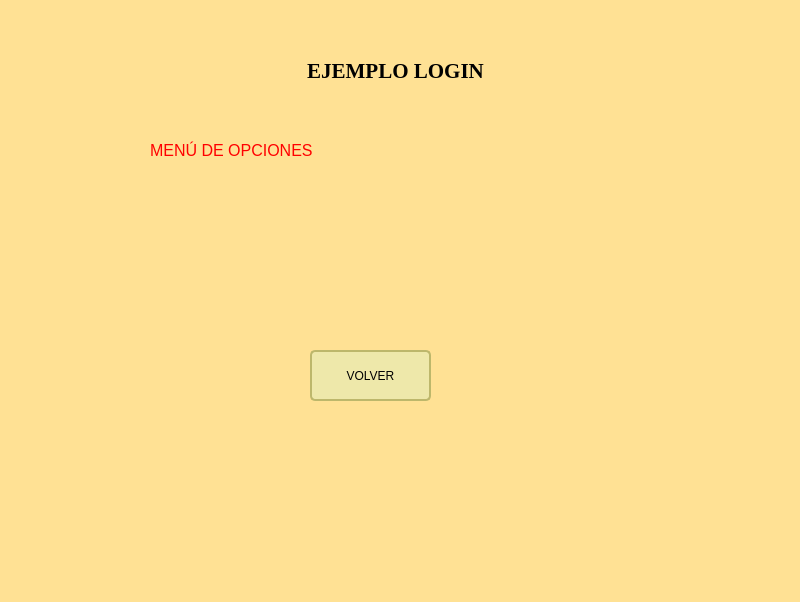
First picture: the form in accept.ui, repository ilopjim13/PersistenciaDatos_PyQT, before the edit.
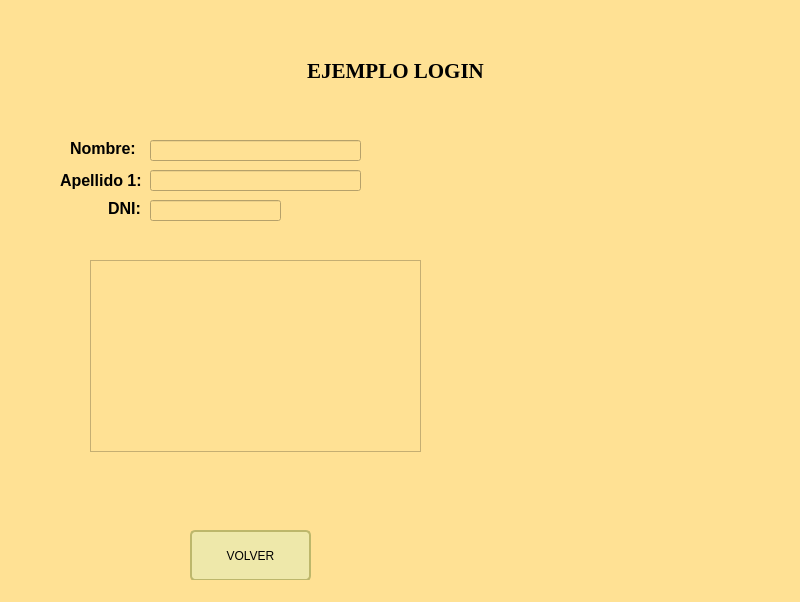
Second picture: the form after the edit.

Patch:
```diff
--- a/accept.ui
+++ b/accept.ui
@@ -40,32 +40,11 @@
      <set>Qt::AlignmentFlag::AlignCenter</set>
     </property>
    </widget>
-   <widget class="QLabel" name="la_res">
-    <property name="geometry">
-     <rect>
-      <x>150</x>
-      <y>140</y>
-      <width>331</width>
-      <height>20</height>
-     </rect>
-    </property>
-    <property name="font">
-     <font>
-      <pointsize>12</pointsize>
-     </font>
-    </property>
-    <property name="styleSheet">
-     <string notr="true">color: red;</string>
-    </property>
-    <property name="text">
-     <string>MENÚ DE OPCIONES</string>
-    </property>
-   </widget>
    <widget class="QPushButton" name="bu_volver_a">
     <property name="geometry">
      <rect>
-      <x>310</x>
-      <y>350</y>
+      <x>190</x>
+      <y>530</y>
       <width>121</width>
       <height>51</height>
      </rect>
@@ -106,6 +85,112 @@
      <string>VOLVER</string>
     </property>
    </widget>
+   <widget class="QLineEdit" name="li_dni">
+    <property name="geometry">
+     <rect>
+      <x>150</x>
+      <y>140</y>
+      <width>211</width>
+      <height>21</height>
+     </rect>
+    </property>
+   </widget>
+   <widget class="QLineEdit" name="li_apel1">
+    <property name="geometry">
+     <rect>
+      <x>150</x>
+      <y>170</y>
+      <width>211</width>
+      <height>21</height>
+     </rect>
+    </property>
+   </widget>
+   <widget class="QLineEdit" name="lineEdit_3">
+    <property name="geometry">
+     <rect>
+      <x>150</x>
+      <y>200</y>
+      <width>131</width>
+      <height>21</height>
+     </rect>
+    </property>
+   </widget>
+   <widget class="QLabel" name="la_nom">
+    <property name="geometry">
+     <rect>
+      <x>70</x>
+      <y>140</y>
+      <width>71</width>
+      <height>16</height>
+     </rect>
+    </property>
+    <property name="font">
+     <font>
+      <pointsize>12</pointsize>
+      <bold>true</bold>
+     </font>
+    </property>
+    <property name="text">
+     <string>Nombre:</string>
+    </property>
+    <property name="alignment">
+     <set>Qt::AlignmentFlag::AlignLeading|Qt::AlignmentFlag::AlignLeft|Qt::AlignmentFlag::AlignVCenter</set>
+    </property>
+   </widget>
+   <widget class="QLabel" name="la_nom_2">
+    <property name="geometry">
+     <rect>
+      <x>60</x>
+      <y>170</y>
+      <width>81</width>
+      <height>20</height>
+     </rect>
+    </property>
+    <property name="font">
+     <font>
+      <pointsize>12</pointsize>
+      <bold>true</bold>
+     </font>
+    </property>
+    <property name="text">
+     <string>Apellido 1:</string>
+    </property>
+    <property name="alignment">
+     <set>Qt::AlignmentFlag::AlignLeading|Qt::AlignmentFlag::AlignLeft|Qt::AlignmentFlag::AlignVCenter</set>
+    </property>
+   </widget>
+   <widget class="QLabel" name="la_nom_3">
+    <property name="geometry">
+     <rect>
+      <x>70</x>
+      <y>200</y>
+      <width>71</width>
+      <height>16</height>
+     </rect>
+    </property>
+    <property name="font">
+     <font>
+      <pointsize>12</pointsize>
+      <bold>true</bold>
+     </font>
+    </property>
+    <property name="text">
+     <string>DNI:</string>
+    </property>
+    <property name="alignment">
+     <set>Qt::AlignmentFlag::AlignRight|Qt::AlignmentFlag::AlignTrailing|Qt::AlignmentFlag::AlignVCenter</set>
+    </property>
+   </widget>
+   <widget class="QTableWidget" name="tableWidget">
+    <property name="geometry">
+     <rect>
+      <x>90</x>
+      <y>260</y>
+      <width>331</width>
+      <height>192</height>
+     </rect>
+    </property>
+   </widget>
   </widget>
   <widget class="QStatusBar" name="statusbar"/>
  </widget>
```
Left out of the diff: 2 changed lines with no effect on the pictures.
